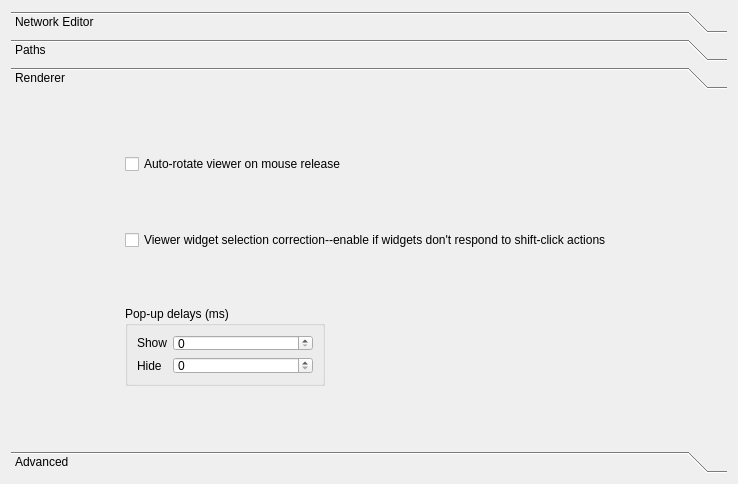
Old version of the form src/Interface/Application/Preferences.ui in the repository SCIInstitute/SCIRun.
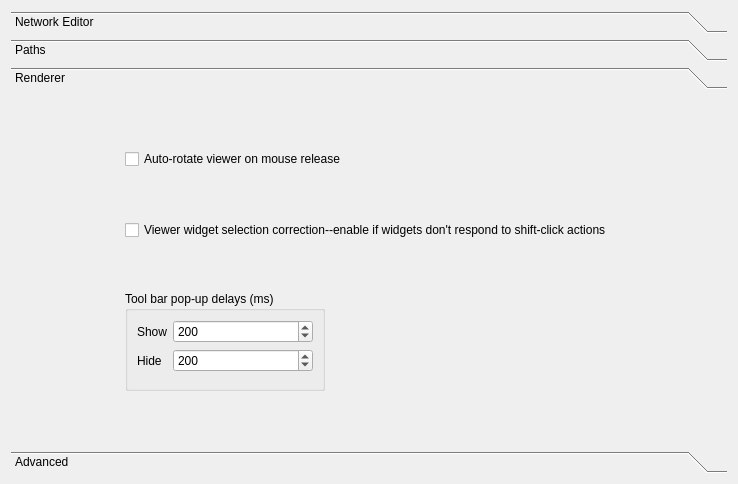
New version of the form. The open tabs and pages were chosen to show the change.

Commit message: Save popup settings

What changed in the file:
```diff
--- a/src/Interface/Application/Preferences.ui
+++ b/src/Interface/Application/Preferences.ui
@@ -392,6 +392,14 @@
       </layout>
      </widget>
      <widget class="QWidget" name="page_3">
+      <property name="geometry">
+       <rect>
+        <x>0</x>
+        <y>0</y>
+        <width>714</width>
+        <height>324</height>
+       </rect>
+      </property>
       <attribute name="label">
        <string>Renderer</string>
       </attribute>
@@ -415,17 +423,17 @@
          <property name="minimumSize">
           <size>
            <width>200</width>
-           <height>80</height>
+           <height>100</height>
           </size>
          </property>
          <property name="maximumSize">
           <size>
            <width>200</width>
-           <height>80</height>
+           <height>100</height>
           </size>
          </property>
          <property name="title">
-          <string>Pop-up delays (ms)</string>
+          <string>Tool bar pop-up delays (ms)</string>
          </property>
          <layout class="QFormLayout" name="formLayout">
           <item row="0" column="0">
@@ -436,7 +444,20 @@
            </widget>
           </item>
           <item row="0" column="1">
-           <widget class="QSpinBox" name="spinBox"/>
+           <widget class="QSpinBox" name="toolBarPopupShowDelaySpinBox_">
+            <property name="minimumSize">
+             <size>
+              <width>100</width>
+              <height>0</height>
+             </size>
+            </property>
+            <property name="maximum">
+             <number>99999</number>
+            </property>
+            <property name="value">
+             <number>200</number>
+            </property>
+           </widget>
           </item>
           <item row="1" column="0">
            <widget class="QLabel" name="label_5">
@@ -446,7 +467,20 @@
            </widget>
           </item>
           <item row="1" column="1">
-           <widget class="QSpinBox" name="spinBox_2"/>
+           <widget class="QSpinBox" name="toolBarPopupHideDelaySpinBox_">
+            <property name="minimumSize">
+             <size>
+              <width>100</width>
+              <height>0</height>
+             </size>
+            </property>
+            <property name="maximum">
+             <number>99999</number>
+            </property>
+            <property name="value">
+             <number>200</number>
+            </property>
+           </widget>
           </item>
          </layout>
         </widget>
```
Left out of the diff: 14 changed lines with no effect on the pictures. The commit also changes 6 other files.
